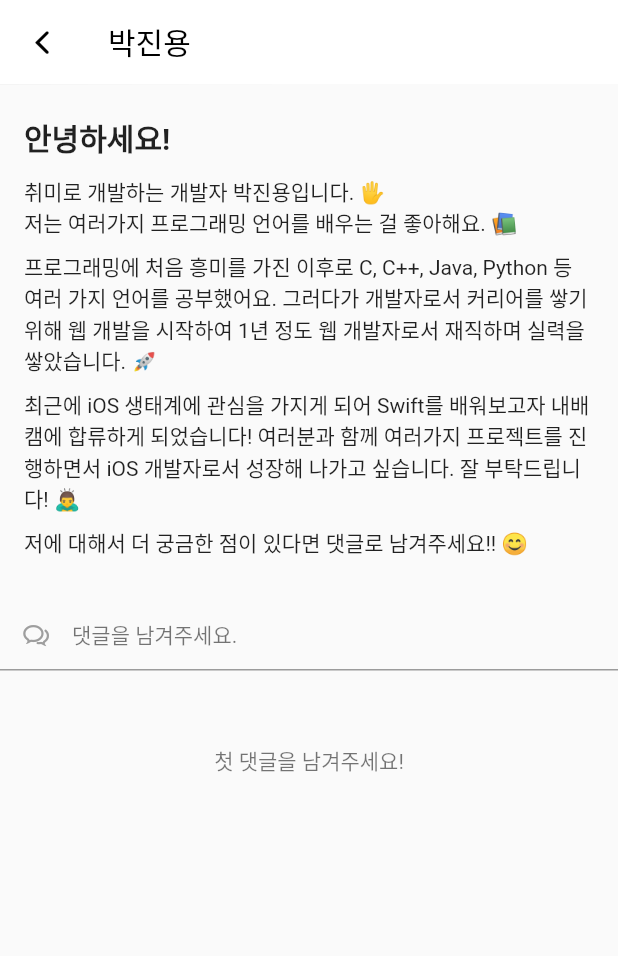
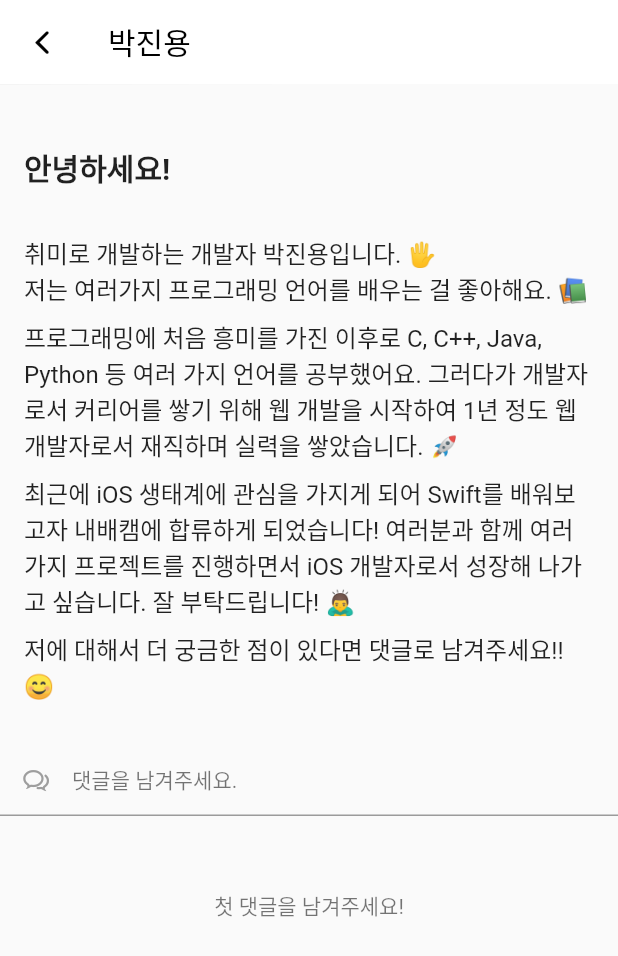
Before and after one commit to nbcamp/introduce-e1if, a Flutter app: the screen it shows after launch, after a tap on "박진용", on a phone screen of 412 x 824 dp. Shown: the top 956 px of the screen. Run offline on Flutter 3.47's test engine with Material 2 defaults, Android fonts, the phone set to English and light mode, and no system bars; our stand-ins replace shared_preferences, webview_flutter; network calls fail.

Commit message:
feat: 내용 업데이트

```diff
--- a/lib/main.dart
+++ b/lib/main.dart
@@ -3,7 +3,7 @@ import 'package:flutter/material.dart';
 import 'package:introduce_e1if/screens/seongjun.dart';
 import 'package:introduce_e1if/models/member.dart';
 import 'package:introduce_e1if/screens/jinyong.dart';
-import 'package:introduce_e1if/services/handler.dart';
+import 'package:introduce_e1if/services/data_handler.dart';
 import 'package:introduce_e1if/screens/kia.dart';
 import 'package:introduce_e1if/screens/sanghun.dart';
 import 'package:introduce_e1if/screens/gagyeom.dart';
@@ -21,12 +21,10 @@ void main() async {
   runApp(MultiProvider(
     providers: [
       ChangeNotifierProvider(
-        create: (_) => CommentService(
-          IO(
-            save: (payload) => pref.setString('comments', payload),
-            load: () => pref.getString('comments'),
-          ),
-        ),
+        create: (_) => CommentService(IO(
+          save: (payload) => pref.setString('comments', payload),
+          load: () => pref.getString('comments'),
+        )),
       ),
     ],
     child: MainApp(),
@@ -41,7 +39,9 @@ class MainApp extends StatelessWidget {
       name: '박진용',
       mbti: 'ISTP',
       role: '팀장',
-      tmi: '운전면허 따는 중입니다',
+      tmi: '다양한 언어로 코딩하는 걸 즐겨요! '
+          '요새는 Swift, TypeScript, Python, Shell Script 등 '
+          '여러 언어를 활용해서 프로젝트를 진행하고 있어요. 할 게 너무 많아요!',
       blog: 'jinyongp.dev',
       widget: const JinyongScreen(),
       github: 'github.com/jinyongp',
@@ -52,7 +52,9 @@ class MainApp extends StatelessWidget {
       name: '원성준',
       mbti: 'ISFJ',
       role: '팀원',
-      tmi: '고양이를 매우 좋아합니다',
+      tmi: '고양이를 매우 좋아합니다. 언젠가 간택 당하길 원하고 있습니다 ㅎㅎ '
+          '취미로는 건강을 챙기기 위해 주 6일 운동하고 있고 '
+          '3대 500을 목표를 두고  운동 중 입니다. E1IF 짱!',
       blog: 'velog.io/@tjdwns575859',
       widget: SeongjunScreen(),
       github: 'github.com/dnjs012452',
@@ -63,7 +65,9 @@ class MainApp extends StatelessWidget {
       name: '김상훈',
       mbti: 'ENFJ',
       role: '팀원',
-      tmi: '정크푸드를 좋아합니다',
+      tmi: '저는 정크푸드를 진~짜 좋아합니다. '
+          '작년에는 주로 피자를 많이 먹었는데 '
+          '요즘은 주말마다 수제버거집 도장깨기를 하고 있습니다.',
       blog: 'sanc93.github.io',
       github: 'github.com/sanc93',
       widget: const SanghunScreen(),
@@ -74,7 +78,9 @@ class MainApp extends StatelessWidget {
       name: '장가겸',
       mbti: 'ISFP',
       role: '팀원',
-      tmi: '귀여운 고양이 한 마리를 키웁니다',
+      tmi: '귀여운 고양이 한 마리를 키웁니다! '
+          '저희 집에 온지 벌써 430일을 넘어가는 청소년(?)냥이랍니다 ㅎㅎ '
+          '축구 하는 거나 보는 거 전부 좋아하고 가장 좋아하는 팀은 첼시에요!',
       blog: 'velog.io/@rkrua0418',
       widget: const GagyeomScreen(),
       github: 'github.com/rkrua',
@@ -85,8 +91,10 @@ class MainApp extends StatelessWidget {
       name: '김귀아',
       mbti: 'ISFJ',
       role: '팀원',
-      tmi: '집순이라구요',
-      blog: '',
+      tmi: '저는 저희집 강아지를 많이 좋아합니다. '
+          '하지만 저희 강아지는 엄마다음에 아빠다음에 오빠다음으로 '
+          '저를 좋아하는것같애요 무려 4순위네요.. 눈물좀 닦고 올게요..',
+      blog: 'velog.io/@hnmpot',
       widget: const KiaPage(),
       github: 'github.com/kiakim01',
       profile:
@@ -109,16 +117,27 @@ class MainApp extends StatelessWidget {
                 children: [
                   const Center(child: Header('팀 소개')),
                   const Paragraph([
-                    '팀 소개입니다~~',
-                    '팀 소개입니다~~',
-                    '팀 소개입니다~~',
-                    '팀 소개입니다~~',
+                    '안녕하세요! 우리는 E1IF 팀입니다.',
                   ]),
-                  const SizedBox(height: 20),
+                  const Paragraph([
+                    '우리는 협력과 소통을 중시합니다. 문제를 해결하기 위해 자유롭게 아이디어를 나누고 '
+                        '어려운 문제에 직면하면 혼자 고민하기보다 팀원과 공유하며 함께 성장해 나갑니다.'
+                  ]),
+                  const Center(child: Header('팀 목표')),
+                  const Paragraph(['우리의 목표는 협력과 소통을 기반한 팀원 모두의 성장입니다.']),
+                  const Paragraph([
+                    '이번 과제를 수행하며 사전캠프의 취지에 맞게 앱 개발 전반의 지식을 몸소 경험하며, '
+                        '효율적인 협업을 위해 Git 활용법에 익숙해질 것 입니다.'
+                  ]),
+                  const Paragraph([
+                    '우리는 기능 구현에 치중하는 대신 문제를 해결하는 방식을 개선하기 위해 노력할 것 입니다. '
+                        '소통을 통해 더 나은 코드를 작성하고 더 나은 해결 방법을 찾을 것입니다.'
+                  ]),
                   const Center(child: Header('팀원 소개')),
                   ...members.map(
                     (member) => MemberTile(member),
-                  )
+                  ),
+                  const SizedBox(height: 40),
                 ],
               ),
             ),
--- a/lib/services/comment.dart
+++ b/lib/services/comment.dart
@@ -3,7 +3,7 @@ import 'dart:convert';
 
 import 'package:flutter/material.dart';
 import 'package:introduce_e1if/models/comment.dart';
-import 'package:introduce_e1if/services/handler.dart';
+import 'package:introduce_e1if/services/data_handler.dart';
 
 class UseState {
   final List<Comment> comments;
@@ -15,7 +15,7 @@ class UseState {
   });
 }
 
-class CommentService extends ChangeNotifier with Handler {
+class CommentService extends ChangeNotifier with DataHandler {
   final Map<String, List<Comment>> _comments = {};
 
   CommentService(IO io) {
@@ -40,7 +40,7 @@ class CommentService extends ChangeNotifier with Handler {
   }
 
   @override
-  FutureOr<void> retrieve(String payload) {
+  FutureOr<void> import(String payload) {
     jsonDecode(payload).forEach((key, values) {
       if (values is! List) return;
       _comments[key] = values.map((value) => Comment.fromJson(value)).toList();
@@ -48,7 +48,7 @@ class CommentService extends ChangeNotifier with Handler {
   }
 
   @override
-  FutureOr<String> store() {
+  FutureOr<String> export() {
     return jsonEncode(
       _comments.map(
         (key, values) => MapEntry(
--- a/lib/services/handler.dart
+++ b/lib/services/data_handler.dart
@@ -10,15 +10,15 @@ class IO {
   });
 }
 
-mixin Handler {
+mixin DataHandler {
   IO? io;
 
-  FutureOr<void> retrieve(String payload);
-  FutureOr<String> store();
+  FutureOr<void> import(String payload);
+  FutureOr<String> export();
 
   Future<void> save() async {
     if (io == null) return Future.value();
-    var payload = await store();
+    var payload = await export();
     io?.save(payload);
   }
 
@@ -26,6 +26,6 @@ mixin Handler {
     if (io == null) return Future.value();
     var payload = await io!.load();
     if (payload == null) return;
-    retrieve(payload);
+    import(payload);
   }
 }
--- a/lib/widgets/header.dart
+++ b/lib/widgets/header.dart
@@ -9,7 +9,7 @@ class Header extends StatelessWidget {
   @override
   Widget build(BuildContext context) {
     return Padding(
-      padding: const EdgeInsets.only(top: 20, bottom: 10),
+      padding: const EdgeInsets.only(top: 40, bottom: 30),
       child: Text(
         content,
         style: const TextStyle(
--- a/lib/widgets/member_tile.dart
+++ b/lib/widgets/member_tile.dart
@@ -86,7 +86,7 @@ class MemberTile extends StatelessWidget {
                 ],
               ),
               const SizedBox(height: 5),
-              Text('$tmi ' * 5, style: const TextStyle(fontSize: 14)),
+              Text(tmi, style: const TextStyle(fontSize: 14)),
             ],
           ),
         ),
--- a/lib/widgets/paragraph.dart
+++ b/lib/widgets/paragraph.dart
@@ -20,7 +20,7 @@ class Paragraph extends StatelessWidget {
         content.join(separator),
         style: const TextStyle(
           height: 1.5,
-          fontSize: 14,
+          fontSize: 16,
         ).merge(style),
       ),
     );
```
